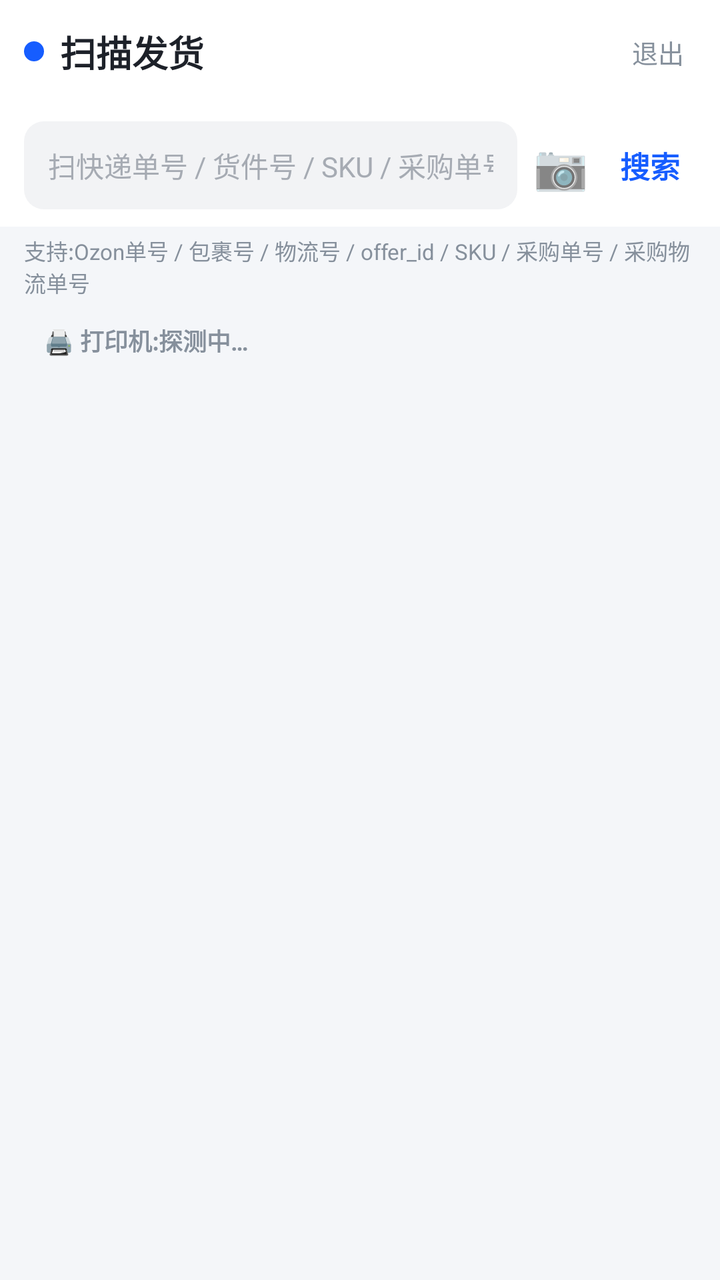
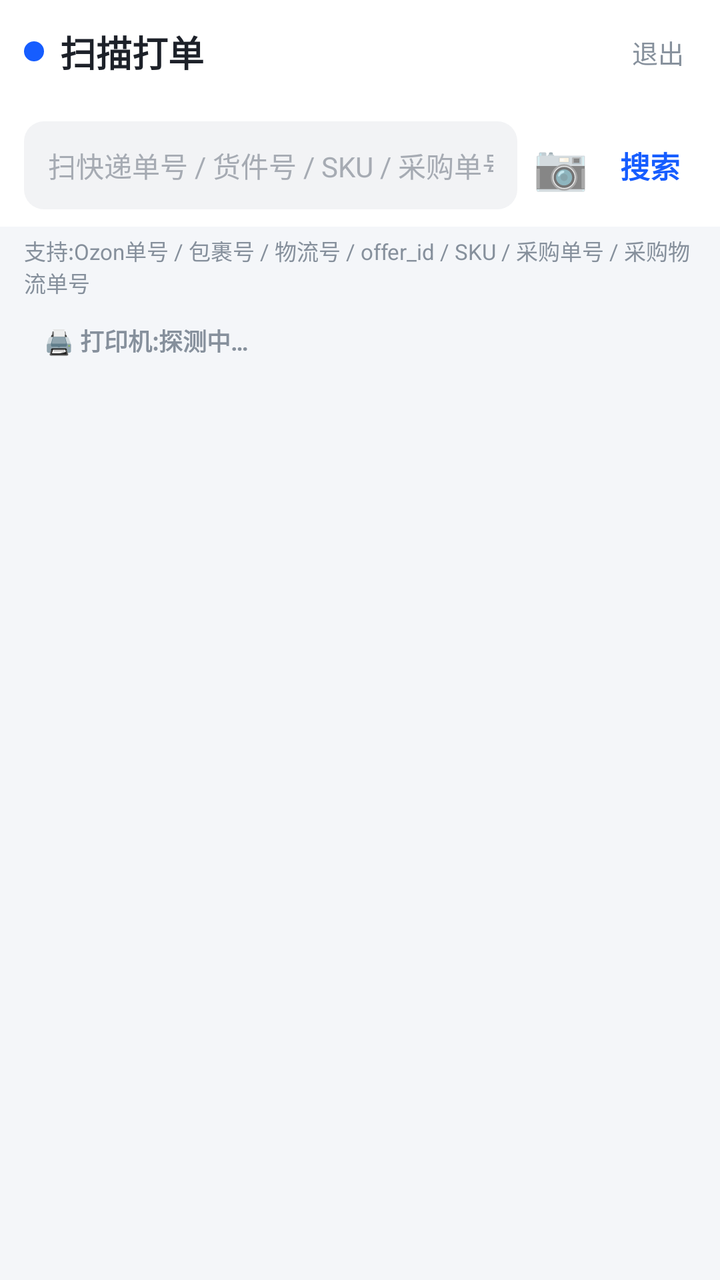

Before-and-after screenshots of an Android layout around one commit, followed by the original layout XML and the change that was made.
<!-- AndroidManifest.xml: application theme AppTheme -->
<!-- res/layout/activity_main.xml -->
<?xml version="1.0" encoding="utf-8"?>
<LinearLayout xmlns:android="http://schemas.android.com/apk/res/android"
    android:layout_width="match_parent"
    android:layout_height="match_parent"
    android:fitsSystemWindows="true"
    android:orientation="vertical"
    android:background="@color/page_bg">

    
    <LinearLayout
        android:layout_width="match_parent"
        android:layout_height="@dimen/header_height"
        android:orientation="horizontal"
        android:gravity="center_vertical"
        android:background="@color/card_bg"
        android:paddingHorizontal="12dp">

        <LinearLayout
            android:layout_width="0dp"
            android:layout_height="wrap_content"
            android:layout_weight="1"
            android:orientation="horizontal"
            android:gravity="center_vertical">

            <View
                android:layout_width="10dp"
                android:layout_height="10dp"
                android:background="@drawable/bg_dot_primary" />

            <TextView
                android:layout_width="wrap_content"
                android:layout_height="wrap_content"
                android:text="扫描发货"
                android:textColor="@color/text_primary"
                android:textSize="18sp"
                android:textStyle="bold"
                android:layout_marginStart="8dp" />
        </LinearLayout>

        <TextView
            android:id="@+id/logoutBtn"
            android:layout_width="wrap_content"
            android:layout_height="wrap_content"
            android:text="退出"
            android:textColor="@color/text_muted"
            android:textSize="13sp"
            android:padding="6dp" />
    </LinearLayout>

    
    <LinearLayout
        android:layout_width="match_parent"
        android:layout_height="wrap_content"
        android:orientation="horizontal"
        android:gravity="center_vertical"
        android:background="#ffffff"
        android:paddingHorizontal="12dp"
        android:paddingVertical="8dp">

        <EditText
            android:id="@+id/searchInput"
            android:layout_width="0dp"
            android:layout_height="44dp"
            android:layout_weight="1"
            android:background="@drawable/bg_input"
            android:paddingHorizontal="12dp"
            android:hint="扫快递单号 / 货件号 / SKU / 采购单号"
            android:textSize="14sp"
            android:textColor="@color/text_primary"
            android:textColorHint="@color/text_placeholder"
            android:imeOptions="actionSearch"
            android:singleLine="true" />

        <TextView
            android:id="@+id/scanBtn"
            android:layout_width="wrap_content"
            android:layout_height="wrap_content"
            android:text="📷"
            android:textSize="22sp"
            android:padding="8dp" />

        <TextView
            android:id="@+id/searchBtn"
            android:layout_width="wrap_content"
            android:layout_height="wrap_content"
            android:text="搜索"
            android:textColor="@color/primary"
            android:textSize="15sp"
            android:textStyle="bold"
            android:padding="8dp" />
    </LinearLayout>

    <TextView
        android:layout_width="match_parent"
        android:layout_height="wrap_content"
        android:paddingHorizontal="12dp"
        android:paddingTop="4dp"
        android:text="支持:Ozon单号 / 包裹号 / 物流号 / offer_id / SKU / 采购单号 / 采购物流单号"
        android:textColor="@color/text_muted"
        android:textSize="11sp" />

    
    <TextView
        android:id="@+id/printerBar"
        android:layout_width="match_parent"
        android:layout_height="wrap_content"
        android:layout_marginHorizontal="12dp"
        android:layout_marginTop="6dp"
        android:paddingHorizontal="10dp"
        android:paddingVertical="6dp"
        android:text="🖨 打印机:探测中…"
        android:textColor="@color/text_muted"
        android:textSize="12sp"
        android:textStyle="bold"
        android:visibility="visible" />

    
    <TextView
        android:id="@+id/bannerText"
        android:layout_width="match_parent"
        android:layout_height="wrap_content"
        android:layout_marginHorizontal="12dp"
        android:layout_marginTop="8dp"
        android:padding="10dp"
        android:textSize="13sp"
        android:visibility="gone" />

    <ProgressBar
        android:id="@+id/progressBar"
        android:layout_width="wrap_content"
        android:layout_height="wrap_content"
        android:layout_gravity="center_horizontal"
        android:layout_marginTop="16dp"
        android:visibility="gone" />

    
    <androidx.recyclerview.widget.RecyclerView
        android:id="@+id/recyclerView"
        android:layout_width="match_parent"
        android:layout_height="0dp"
        android:layout_weight="1"
        android:clipToPadding="false"
        android:padding="12dp" />

</LinearLayout>
<!-- resources referenced by this layout -->
<resources>
  <color name="card_bg">#ffffff</color>
  <color name="page_bg">#f4f6f9</color>
  <color name="primary">#165dff</color>
  <color name="text_muted">#86909c</color>
  <color name="text_placeholder">#a6abb3</color>
  <color name="text_primary">#1d2129</color>
  <dimen name="header_height">52dp</dimen>
  <!-- drawable bg_dot_primary (drawable) -->
  <shape xmlns:android="http://schemas.android.com/apk/res/android"
      android:shape="oval">
      <solid android:color="@color/primary" />
  </shape>
  <!-- drawable bg_input (drawable) -->
  <?xml version="1.0" encoding="utf-8"?>
  <shape xmlns:android="http://schemas.android.com/apk/res/android"
      android:shape="rectangle">
      <solid android:color="@color/neutral_bg" />
      <corners android:radius="@dimen/radius_md" />
  </shape>
  <style name="AppTheme" parent="android:Theme.Material.Light.NoActionBar">
          <item name="android:statusBarColor">#165dff</item>
          <item name="android:navigationBarColor">#ffffff</item>
          <item name="android:windowBackground">#f2f3f5</item>
      </style>
  <color name="neutral_bg">#f2f3f5</color>
  <dimen name="radius_md">10dp</dimen>
</resources>

<!-- the commit's change to res/layout/activity_main.xml (unified diff, before → after) -->
@@ -30,7 +30,7 @@
             <TextView
                 android:layout_width="wrap_content"
                 android:layout_height="wrap_content"
-                android:text="扫描发货"
+                android:text="扫描打单"
                 android:textColor="@color/text_primary"
                 android:textSize="18sp"
                 android:textStyle="bold"
